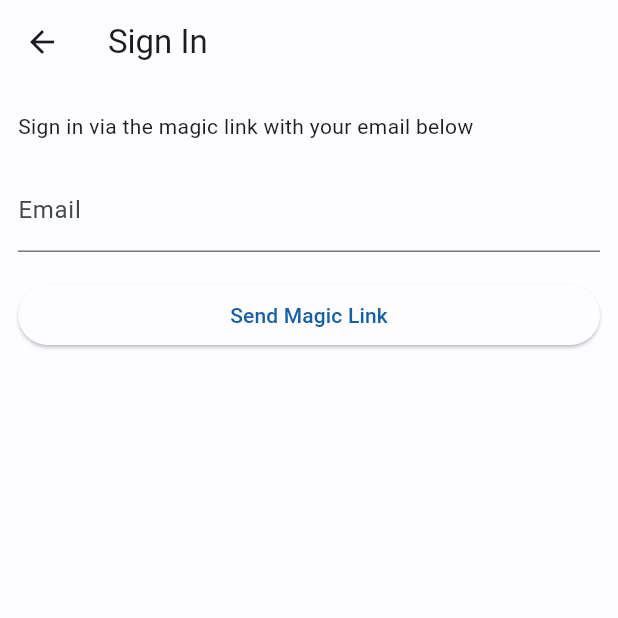
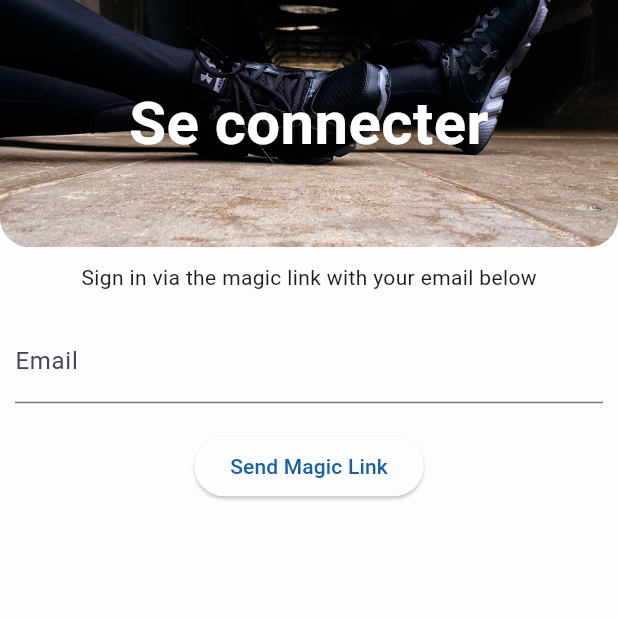
Before and after one commit to cyrilfgn974/run_collab, a Flutter app: the screen it shows after launch, on a phone screen of 412 x 824 dp, the top half of it. Run offline on Flutter 3.47's test engine with Material 2 defaults, Android fonts, the light colour scheme and no system bars; our stand-ins replace flutter_dotenv, supabase_flutter; accounts and stored records are empty; statements that could not run were skipped.

Commit message:
fix: Login works

```diff
--- a/lib/main.dart
+++ b/lib/main.dart
@@ -32,49 +32,27 @@ class MainApp extends StatelessWidget {
       debugShowCheckedModeBanner: false,
       theme: ThemeData(useMaterial3: true, colorScheme: lightColorScheme),
       darkTheme: ThemeData(useMaterial3: true, colorScheme: darkColorScheme),
-      home: BeginScreen(),
+      home: MainScreen(),
     );
   }
 }
 
-class BeginScreen extends StatefulWidget {
-  const BeginScreen({super.key});
-
-  @override
-  State<BeginScreen> createState() => _BeginScreenState();
-}
-
-class _BeginScreenState extends State<BeginScreen> {
-  @override
-  void initState() {
-    super.initState();
-    _redirect();
-  }
-
-  Future<void> _redirect() async {
-    await Future.delayed(Duration.zero);
-    if (!mounted) {
-      return;
-    }
-
-    final session = supabase.auth.currentSession;
-    if (session != null) {
-      Navigator.push(context,
-          MaterialPageRoute<void>(builder: (BuildContext context) {
-        return const MainContent();
-      }));
-    } else {
-      Navigator.push(context,
-          MaterialPageRoute<void>(builder: (BuildContext context) {
-        return const LoginPage();
-      }));
-    }
-  }
+class MainScreen extends StatelessWidget {
+  const MainScreen({Key? key}) : super(key: key);
 
   @override
   Widget build(BuildContext context) {
-    return const Scaffold(
-      body: Center(child: CircularProgressIndicator()),
+    return Scaffold(
+      body: StreamBuilder<AuthState>(
+        stream: supabase.auth.onAuthStateChange,
+        builder: (context, snapshot) {
+          if (snapshot.hasData && snapshot.data!.session != null) {
+            return const MainContent();
+          } else {
+            return const LoginPage();
+          }
+        },
+      ),
     );
   }
 }
--- a/lib/pages/LoginPage/login_page.dart
+++ b/lib/pages/LoginPage/login_page.dart
@@ -4,6 +4,7 @@ import 'package:flutter/foundation.dart';
 import 'package:flutter/material.dart';
 import 'package:supabase_flutter/supabase_flutter.dart';
 import 'package:run_collab/main.dart';
+import 'package:run_collab/pages/main_page.dart';
 
 class LoginPage extends StatefulWidget {
   const LoginPage({super.key});
@@ -60,7 +61,10 @@ class _LoginPageState extends State<LoginPage> {
       final session = data.session;
       if (session != null) {
         _redirecting = true;
-        Navigator.of(context).pushReplacementNamed('/');
+        Navigator.push(context,
+            MaterialPageRoute<void>(builder: (BuildContext context) {
+          return const MainContent();
+        }));
       }
     });
     super.initState();
@@ -75,10 +79,36 @@ class _LoginPageState extends State<LoginPage> {
 
   @override
   Widget build(BuildContext context) {
-    return Scaffold(
-      appBar: AppBar(title: const Text('Sign In')),
-      body: ListView(
-        padding: const EdgeInsets.symmetric(vertical: 18, horizontal: 12),
+    return Column(
+      children: [
+        Container(
+          height: MediaQuery.of(context).size.height / 5,
+          width: double.infinity,
+          decoration: const BoxDecoration(
+              image: DecorationImage(
+                  colorFilter: ColorFilter.srgbToLinearGamma(),
+                  image: AssetImage(
+                    'assets/shoes_login.jpg',
+                  ),
+                  alignment: Alignment(1, 0.5),
+                  fit: BoxFit.fitWidth),
+              borderRadius: BorderRadius.only(
+                  bottomLeft: Radius.circular(20),
+                  bottomRight: Radius.circular(20))),
+          child: const Center(
+            child: Text(
+              "Se connecter",
+              textAlign: TextAlign.center,
+              style: TextStyle(
+                  color: Colors.white,
+                  fontSize: 40,
+                  fontWeight: FontWeight.bold),
+            ),
+          ),
+        ),
+        Container(
+          padding: EdgeInsets.all(10.0),
+          child: Column(
             children: [
               const Text('Sign in via the magic link with your email below'),
               const SizedBox(height: 18),
@@ -93,6 +123,8 @@ class _LoginPageState extends State<LoginPage> {
               ),
             ],
           ),
+        ),
+      ],
     );
   }
 }
--- a/pubspec.yaml
+++ b/pubspec.yaml
@@ -21,3 +21,4 @@ flutter:
   uses-material-design: true
   assets:
     - .env
+    - assets/
```
Also changed, not shown: lib/pages/AccountPage/account_page.dart (+45 -11 lines), assets/profile.jpg (added), assets/shoes_login.jpg (added). Lines whose indentation alone changed are shown as unchanged.
